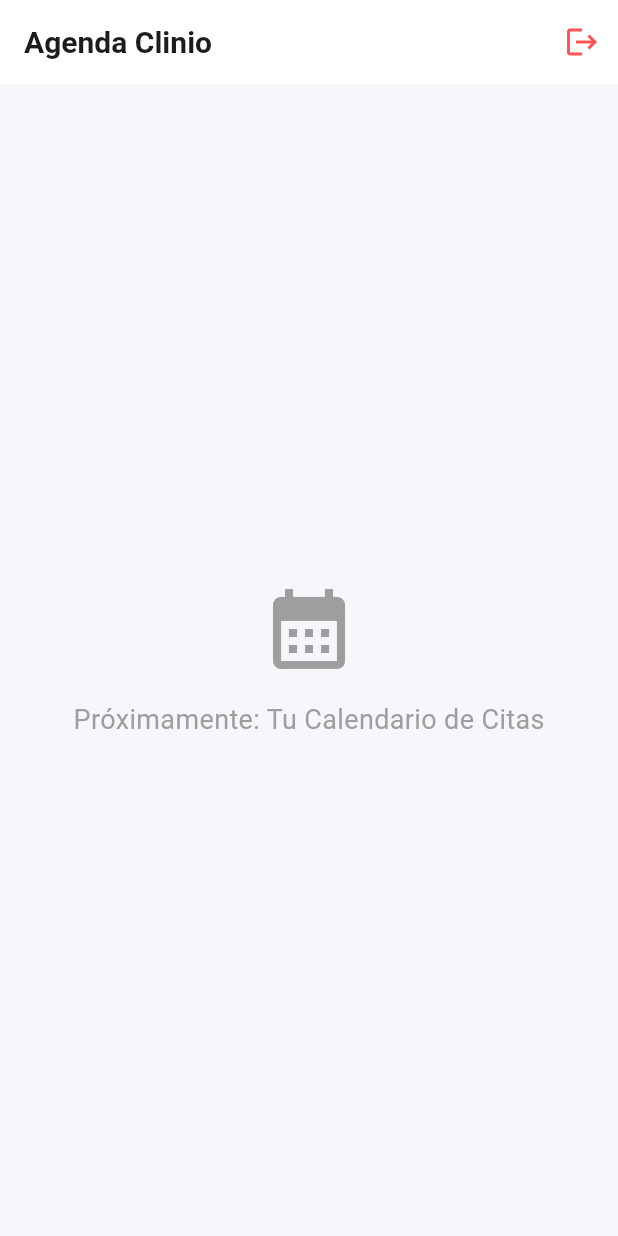
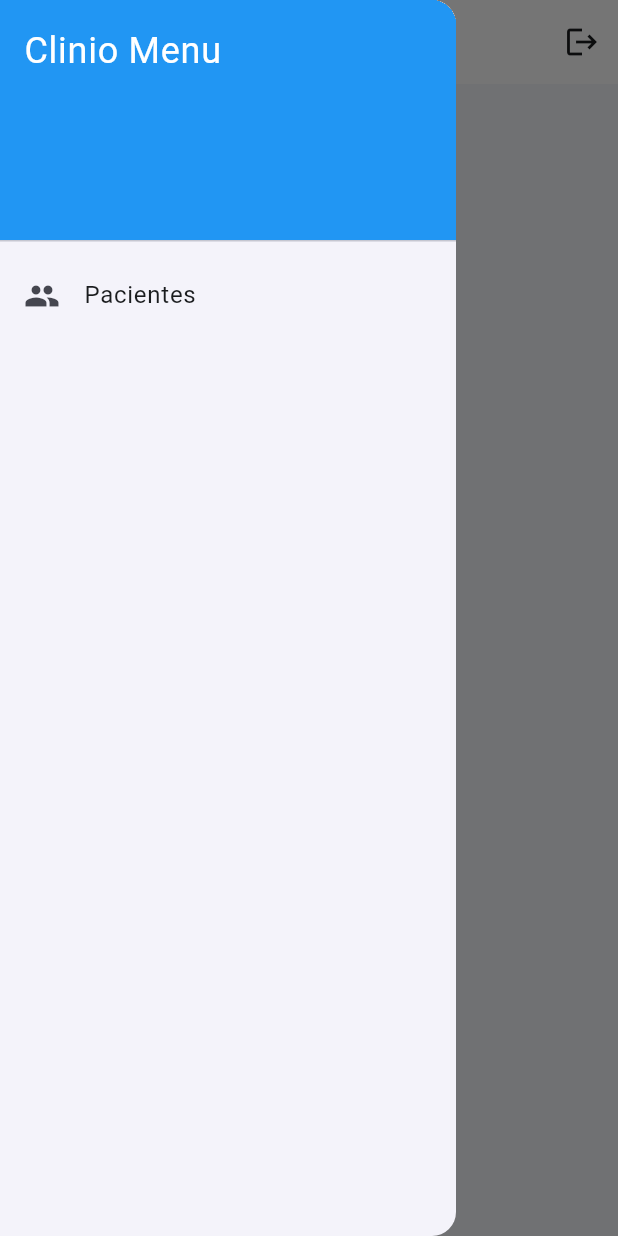
Before and after one commit to koba-startup/Clinio, a Flutter app: the screen it shows once a user with an empty profile is signed in, with the side drawer open (before the commit the screen has no drawer), on a phone screen of 412 x 824 dp. Run offline on Flutter 3.47's test engine with Material 3 defaults, Android fonts, the phone set to English and light mode, and no system bars; our stand-ins replace bloc, cloud_firestore, dartz, equatable, firebase_auth, firebase_core and 4 more; accounts and stored records are empty.

Commit message:
ui: implement patients list, navigation drawer and add patient form

```diff
--- a/lib/features/appointments/presentation/pages/appointments_page.dart
+++ b/lib/features/appointments/presentation/pages/appointments_page.dart
@@ -1,6 +1,6 @@
 import 'package:flutter/material.dart';
 import 'package:flutter_bloc/flutter_bloc.dart';
-
+import 'package:go_router/go_router.dart';
 import '../../../auth/presentation/bloc/auth_bloc.dart';
 
 class AppointmentsPage extends StatelessWidget {
@@ -12,30 +12,36 @@ class AppointmentsPage extends StatelessWidget {
       appBar: AppBar(
         title: const Text('Agenda Clinio'),
         actions: [
-          // Botón provisional de Logout en la barra superior
           IconButton(
-            icon: const Icon(Icons.logout, color: Colors.redAccent),
-            onPressed: () {
-              // Disparamos el evento de Logout
-              context.read<AuthBloc>().add(AuthLogoutRequested());
-            },
-            tooltip: 'Cerrar Sesión',
+            icon: const Icon(Icons.logout),
+            onPressed: () =>
+                context.read<AuthBloc>().add(AuthLogoutRequested()),
           ),
         ],
       ),
-      body: const Center(
-        child: Column(
-          mainAxisAlignment: MainAxisAlignment.center,
+
+      drawer: Drawer(
+        child: ListView(
           children: [
-            Icon(Icons.calendar_month, size: 64, color: Colors.grey),
-            SizedBox(height: 16),
-            Text(
-              'Próximamente: Tu Calendario de Citas',
-              style: TextStyle(fontSize: 18, color: Colors.grey),
+            const DrawerHeader(
+              decoration: BoxDecoration(color: Colors.blue),
+              child: Text(
+                'Clinio Menu',
+                style: TextStyle(color: Colors.white, fontSize: 24),
+              ),
+            ),
+            ListTile(
+              leading: const Icon(Icons.people),
+              title: const Text('Pacientes'),
+              onTap: () {
+                Navigator.pop(context);
+                context.push('/patients');
+              },
             ),
           ],
         ),
       ),
+      body: const Center(child: Text('Calendario Próximamente')),
     );
   }
 }
```
Also changed, not shown: lib/features/patients/presentation/pages/patients_page.dart (+74 -1 lines), lib/features/patients/presentation/widgets/add_patient_modal.dart (added, +60 -0 lines).
